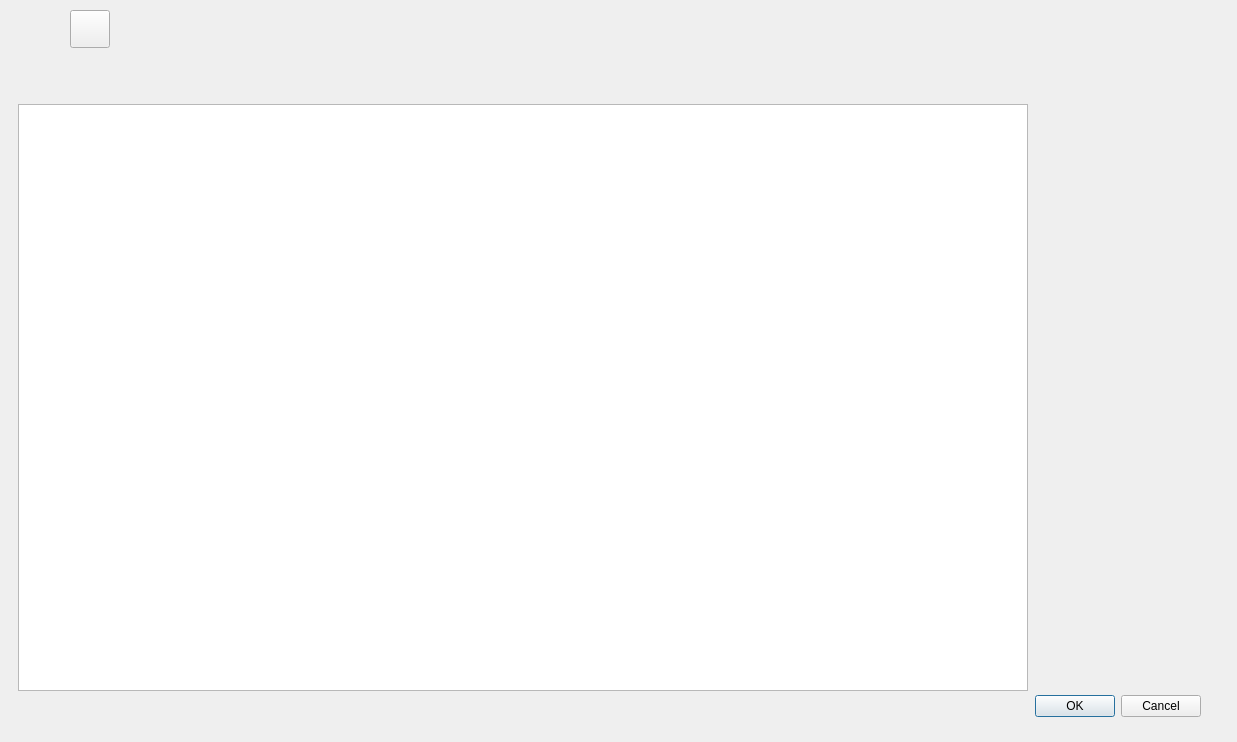
The window that matryceDialog.ui (militia11/shoes) describes before a commit, drawn with Qt 5.
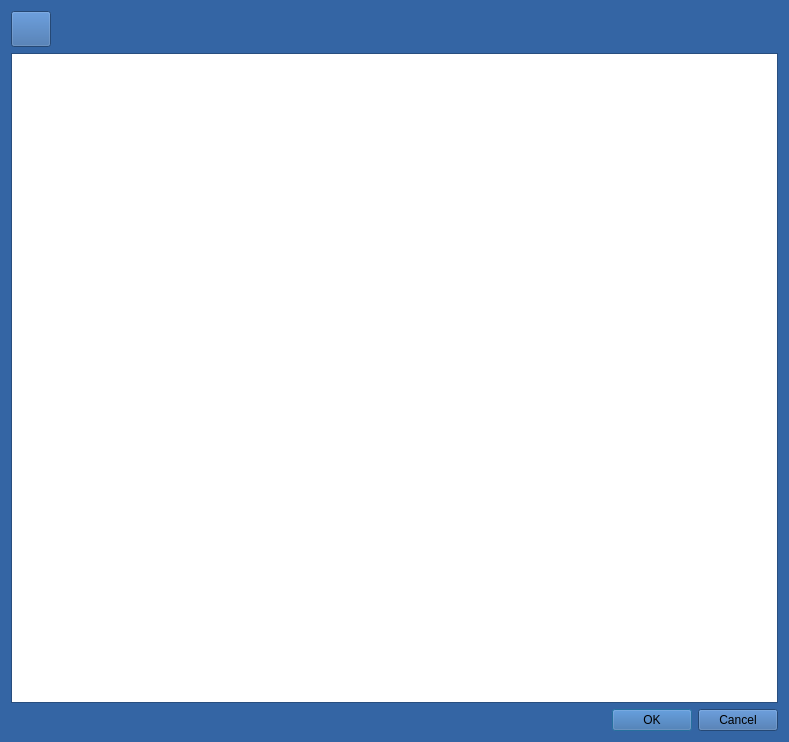
The same window after the commit. Icons and pictures are not drawn.

Diff of the .ui file:
```diff
--- a/matryceDialog.ui
+++ b/matryceDialog.ui
@@ -6,105 +6,502 @@
    <rect>
     <x>0</x>
     <y>0</y>
-    <width>1237</width>
+    <width>789</width>
     <height>742</height>
    </rect>
   </property>
+  <property name="palette">
+   <palette>
+    <active>
+     <colorrole role="WindowText">
+      <brush brushstyle="SolidPattern">
+       <color alpha="255">
+        <red>0</red>
+        <green>0</green>
+        <blue>0</blue>
+       </color>
+      </brush>
+     </colorrole>
+     <colorrole role="Button">
+      <brush brushstyle="SolidPattern">
+       <color alpha="255">
+        <red>52</red>
+        <green>101</green>
+        <blue>164</blue>
+       </color>
+      </brush>
+     </colorrole>
+     <colorrole role="Light">
+      <brush brushstyle="SolidPattern">
+       <color alpha="255">
+        <red>78</red>
+        <green>152</green>
+        <blue>246</blue>
+       </color>
+      </brush>
+     </colorrole>
+     <colorrole role="Midlight">
+      <brush brushstyle="SolidPattern">
+       <color alpha="255">
+        <red>65</red>
+        <green>126</green>
+        <blue>205</blue>
+       </color>
+      </brush>
+     </colorrole>
+     <colorrole role="Dark">
+      <brush brushstyle="SolidPattern">
+       <color alpha="255">
+        <red>26</red>
+        <green>50</green>
+        <blue>82</blue>
+       </color>
+      </brush>
+     </colorrole>
+     <colorrole role="Mid">
+      <brush brushstyle="SolidPattern">
+       <color alpha="255">
+        <red>34</red>
+        <green>67</green>
+        <blue>109</blue>
+       </color>
+      </brush>
+     </colorrole>
+     <colorrole role="Text">
+      <brush brushstyle="SolidPattern">
+       <color alpha="255">
+        <red>0</red>
+        <green>0</green>
+        <blue>0</blue>
+       </color>
+      </brush>
+     </colorrole>
+     <colorrole role="BrightText">
+      <brush brushstyle="SolidPattern">
+       <color alpha="255">
+        <red>255</red>
+        <green>255</green>
+        <blue>255</blue>
+       </color>
+      </brush>
+     </colorrole>
+     <colorrole role="ButtonText">
+      <brush brushstyle="SolidPattern">
+       <color alpha="255">
+        <red>0</red>
+        <green>0</green>
+        <blue>0</blue>
+       </color>
+      </brush>
+     </colorrole>
+     <colorrole role="Base">
+      <brush brushstyle="SolidPattern">
+       <color alpha="255">
+        <red>255</red>
+        <green>255</green>
+        <blue>255</blue>
+       </color>
+      </brush>
+     </colorrole>
+     <colorrole role="Window">
+      <brush brushstyle="SolidPattern">
+       <color alpha="255">
+        <red>52</red>
+        <green>101</green>
+        <blue>164</blue>
+       </color>
+      </brush>
+     </colorrole>
+     <colorrole role="Shadow">
+      <brush brushstyle="SolidPattern">
+       <color alpha="255">
+        <red>0</red>
+        <green>0</green>
+        <blue>0</blue>
+       </color>
+      </brush>
+     </colorrole>
+     <colorrole role="AlternateBase">
+      <brush brushstyle="SolidPattern">
+       <color alpha="255">
+        <red>153</red>
+        <green>178</green>
+        <blue>209</blue>
+       </color>
+      </brush>
+     </colorrole>
+     <colorrole role="ToolTipBase">
+      <brush brushstyle="SolidPattern">
+       <color alpha="255">
+        <red>255</red>
+        <green>255</green>
+        <blue>220</blue>
+       </color>
+      </brush>
+     </colorrole>
+     <colorrole role="ToolTipText">
+      <brush brushstyle="SolidPattern">
+       <color alpha="255">
+        <red>0</red>
+        <green>0</green>
+        <blue>0</blue>
+       </color>
+      </brush>
+     </colorrole>
+    </active>
+    <inactive>
+     <colorrole role="WindowText">
+      <brush brushstyle="SolidPattern">
+       <color alpha="255">
+        <red>0</red>
+        <green>0</green>
+        <blue>0</blue>
+       </color>
+      </brush>
+     </colorrole>
+     <colorrole role="Button">
+      <brush brushstyle="SolidPattern">
+       <color alpha="255">
+        <red>52</red>
+        <green>101</green>
+        <blue>164</blue>
+       </color>
+      </brush>
+     </colorrole>
+     <colorrole role="Light">
+      <brush brushstyle="SolidPattern">
+       <color alpha="255">
+        <red>78</red>
+        <green>152</green>
+        <blue>246</blue>
+       </color>
+      </brush>
+     </colorrole>
+     <colorrole role="Midlight">
+      <brush brushstyle="SolidPattern">
+       <color alpha="255">
+        <red>65</red>
+        <green>126</green>
+        <blue>205</blue>
+       </color>
+      </brush>
+     </colorrole>
+     <colorrole role="Dark">
+      <brush brushstyle="SolidPattern">
+       <color alpha="255">
+        <red>26</red>
+        <green>50</green>
+        <blue>82</blue>
+       </color>
+      </brush>
+     </colorrole>
+     <colorrole role="Mid">
+      <brush brushstyle="SolidPattern">
+       <color alpha="255">
+        <red>34</red>
+        <green>67</green>
+        <blue>109</blue>
+       </color>
+      </brush>
+     </colorrole>
+     <colorrole role="Text">
+      <brush brushstyle="SolidPattern">
+       <color alpha="255">
+        <red>0</red>
+        <green>0</green>
+        <blue>0</blue>
+       </color>
+      </brush>
+     </colorrole>
+     <colorrole role="BrightText">
+      <brush brushstyle="SolidPattern">
+       <color alpha="255">
+        <red>255</red>
+        <green>255</green>
+        <blue>255</blue>
+       </color>
+      </brush>
+     </colorrole>
+     <colorrole role="ButtonText">
+      <brush brushstyle="SolidPattern">
+       <color alpha="255">
+        <red>0</red>
+        <green>0</green>
+        <blue>0</blue>
+       </color>
+      </brush>
+     </colorrole>
+     <colorrole role="Base">
+      <brush brushstyle="SolidPattern">
+       <color alpha="255">
+        <red>255</red>
+        <green>255</green>
+        <blue>255</blue>
+       </color>
+      </brush>
+     </colorrole>
+     <colorrole role="Window">
+      <brush brushstyle="SolidPattern">
+       <color alpha="255">
+        <red>52</red>
+        <green>101</green>
+        <blue>164</blue>
+       </color>
+      </brush>
+     </colorrole>
+     <colorrole role="Shadow">
+      <brush brushstyle="SolidPattern">
+       <color alpha="255">
+        <red>0</red>
+        <green>0</green>
+        <blue>0</blue>
+       </color>
+      </brush>
+     </colorrole>
+     <colorrole role="AlternateBase">
+      <brush brushstyle="SolidPattern">
+       <color alpha="255">
+        <red>153</red>
+        <green>178</green>
+        <blue>209</blue>
+       </color>
+      </brush>
+     </colorrole>
+     <colorrole role="ToolTipBase">
+      <brush brushstyle="SolidPattern">
+       <color alpha="255">
+        <red>255</red>
+        <green>255</green>
+        <blue>220</blue>
+       </color>
+      </brush>
+     </colorrole>
+     <colorrole role="ToolTipText">
+      <brush brushstyle="SolidPattern">
+       <color alpha="255">
+        <red>0</red>
+        <green>0</green>
+        <blue>0</blue>
+       </color>
+      </brush>
+     </colorrole>
+    </inactive>
+    <disabled>
+     <colorrole role="WindowText">
+      <brush brushstyle="SolidPattern">
+       <color alpha="255">
+        <red>26</red>
+        <green>50</green>
+        <blue>82</blue>
+       </color>
+      </brush>
+     </colorrole>
+     <colorrole role="Button">
+      <brush brushstyle="SolidPattern">
+       <color alpha="255">
+        <red>52</red>
+        <green>101</green>
+        <blue>164</blue>
+       </color>
+      </brush>
+     </colorrole>
+     <colorrole role="Light">
+      <brush brushstyle="SolidPattern">
+       <color alpha="255">
+        <red>78</red>
+        <green>152</green>
+        <blue>246</blue>
+       </color>
+      </brush>
+     </colorrole>
+     <colorrole role="Midlight">
+      <brush brushstyle="SolidPattern">
+       <color alpha="255">
+        <red>65</red>
+        <green>126</green>
+        <blue>205</blue>
+       </color>
+      </brush>
+     </colorrole>
+     <colorrole role="Dark">
+      <brush brushstyle="SolidPattern">
+       <color alpha="255">
+        <red>26</red>
+        <green>50</green>
+        <blue>82</blue>
+       </color>
+      </brush>
+     </colorrole>
+     <colorrole role="Mid">
+      <brush brushstyle="SolidPattern">
+       <color alpha="255">
+        <red>34</red>
+        <green>67</green>
+        <blue>109</blue>
+       </color>
+      </brush>
+     </colorrole>
+     <colorrole role="Text">
+      <brush brushstyle="SolidPattern">
+       <color alpha="255">
+        <red>26</red>
+        <green>50</green>
+        <blue>82</blue>
+       </color>
+      </brush>
+     </colorrole>
+     <colorrole role="BrightText">
+      <brush brushstyle="SolidPattern">
+       <color alpha="255">
+        <red>255</red>
+        <green>255</green>
+        <blue>255</blue>
+       </color>
+      </brush>
+     </colorrole>
+     <colorrole role="ButtonText">
+      <brush brushstyle="SolidPattern">
+       <color alpha="255">
+        <red>26</red>
+        <green>50</green>
+        <blue>82</blue>
+       </color>
+      </brush>
+     </colorrole>
+     <colorrole role="Base">
+      <brush brushstyle="SolidPattern">
+       <color alpha="255">
+        <red>52</red>
+        <green>101</green>
+        <blue>164</blue>
+       </color>
+      </brush>
+     </colorrole>
+     <colorrole role="Window">
+      <brush brushstyle="SolidPattern">
+       <color alpha="255">
+        <red>52</red>
+        <green>101</green>
+        <blue>164</blue>
+       </color>
+      </brush>
+     </colorrole>
+     <colorrole role="Shadow">
+      <brush brushstyle="SolidPattern">
+       <color alpha="255">
+        <red>0</red>
+        <green>0</green>
+        <blue>0</blue>
+       </color>
+      </brush>
+     </colorrole>
+     <colorrole role="AlternateBase">
+      <brush brushstyle="SolidPattern">
+       <color alpha="255">
+        <red>52</red>
+        <green>101</green>
+        <blue>164</blue>
+       </color>
+      </brush>
+     </colorrole>
+     <colorrole role="ToolTipBase">
+      <brush brushstyle="SolidPattern">
+       <color alpha="255">
+        <red>255</red>
+        <green>255</green>
+        <blue>220</blue>
+       </color>
+      </brush>
+     </colorrole>
+     <colorrole role="ToolTipText">
+      <brush brushstyle="SolidPattern">
+       <color alpha="255">
+        <red>0</red>
+        <green>0</green>
+        <blue>0</blue>
+       </color>
+      </brush>
+     </colorrole>
+    </disabled>
+   </palette>
+  </property>
   <property name="windowTitle">
    <string>Dialog</string>
   </property>
-  <widget class="QDialogButtonBox" name="buttonBox">
-   <property name="geometry">
-    <rect>
-     <x>860</x>
-     <y>690</y>
-     <width>341</width>
-     <height>32</height>
-    </rect>
-   </property>
-   <property name="orientation">
-    <enum>Qt::Horizontal</enum>
-   </property>
-   <property name="standardButtons">
-    <set>QDialogButtonBox::Cancel|QDialogButtonBox::Ok</set>
-   </property>
-  </widget>
-  <widget class="QTableView" name="tableView">
-   <property name="geometry">
-    <rect>
-     <x>18</x>
-     <y>104</y>
-     <width>1010</width>
-     <height>587</height>
-    </rect>
-   </property>
-   <property name="alternatingRowColors">
-    <bool>true</bool>
-   </property>
-   <property name="selectionMode">
-    <enum>QAbstractItemView::ExtendedSelection</enum>
-   </property>
-   <property name="selectionBehavior">
-    <enum>QAbstractItemView::SelectRows</enum>
-   </property>
-  </widget>
-  <widget class="QWidget" name="layoutWidget">
-   <property name="geometry">
-    <rect>
-     <x>70</x>
-     <y>10</y>
-     <width>96</width>
-     <height>38</height>
-    </rect>
-   </property>
-   <layout class="QHBoxLayout" name="horizontalLayout">
-    <item>
-     <widget class="QPushButton" name="pushButton_2">
-      <property name="sizePolicy">
-       <sizepolicy hsizetype="Minimum" vsizetype="Minimum">
-        <horstretch>0</horstretch>
-        <verstretch>0</verstretch>
-       </sizepolicy>
-      </property>
-      <property name="minimumSize">
-       <size>
-        <width>36</width>
-        <height>36</height>
-       </size>
-      </property>
-      <property name="toolTip">
-       <string>Dodaj klienta</string>
-      </property>
-      <property name="text">
-       <string/>
-      </property>
-      <property name="icon">
-       <iconset resource="zasoby.qrc">
-        <normaloff>:/zasoby/add.png</normaloff>:/zasoby/add.png</iconset>
-      </property>
-      <property name="iconSize">
-       <size>
-        <width>26</width>
-        <height>26</height>
-       </size>
-      </property>
-     </widget>
-    </item>
-    <item>
-     <spacer name="horizontalSpacer">
-      <property name="orientation">
-       <enum>Qt::Horizontal</enum>
-      </property>
-      <property name="sizeHint" stdset="0">
-       <size>
-        <width>40</width>
-        <height>20</height>
-       </size>
-      </property>
-     </spacer>
-    </item>
-   </layout>
-  </widget>
+  <layout class="QVBoxLayout" name="verticalLayout">
+   <item>
+    <layout class="QHBoxLayout" name="horizontalLayout">
+     <item>
+      <widget class="QPushButton" name="pushButton_2">
+       <property name="sizePolicy">
+        <sizepolicy hsizetype="Minimum" vsizetype="Minimum">
+         <horstretch>0</horstretch>
+         <verstretch>0</verstretch>
+        </sizepolicy>
+       </property>
+       <property name="minimumSize">
+        <size>
+         <width>36</width>
+         <height>36</height>
+        </size>
+       </property>
+       <property name="toolTip">
+        <string>Dodaj klienta</string>
+       </property>
+       <property name="text">
+        <string/>
+       </property>
+       <property name="icon">
+        <iconset resource="zasoby.qrc">
+         <normaloff>:/zasoby/add.png</normaloff>:/zasoby/add.png</iconset>
+       </property>
+       <property name="iconSize">
+        <size>
+         <width>26</width>
+         <height>26</height>
+        </size>
+       </property>
+      </widget>
+     </item>
+     <item>
+      <spacer name="horizontalSpacer">
+       <property name="orientation">
+        <enum>Qt::Horizontal</enum>
+       </property>
+       <property name="sizeHint" stdset="0">
+        <size>
+         <width>40</width>
+         <height>20</height>
+        </size>
+       </property>
+      </spacer>
+     </item>
+    </layout>
+   </item>
+   <item>
+    <widget class="QTableView" name="tableView">
+     <property name="alternatingRowColors">
+      <bool>true</bool>
+     </property>
+     <property name="selectionMode">
+      <enum>QAbstractItemView::ExtendedSelection</enum>
+     </property>
+     <property name="selectionBehavior">
+      <enum>QAbstractItemView::SelectRows</enum>
+     </property>
+    </widget>
+   </item>
+   <item>
+    <widget class="QDialogButtonBox" name="buttonBox">
+     <property name="orientation">
+      <enum>Qt::Horizontal</enum>
+     </property>
+     <property name="standardButtons">
+      <set>QDialogButtonBox::Cancel|QDialogButtonBox::Ok</set>
+     </property>
+    </widget>
+   </item>
+  </layout>
  </widget>
  <resources>
   <include location="zasoby.qrc"/>
```
Left out of the diff: 2 changed lines with no effect on the pictures.
